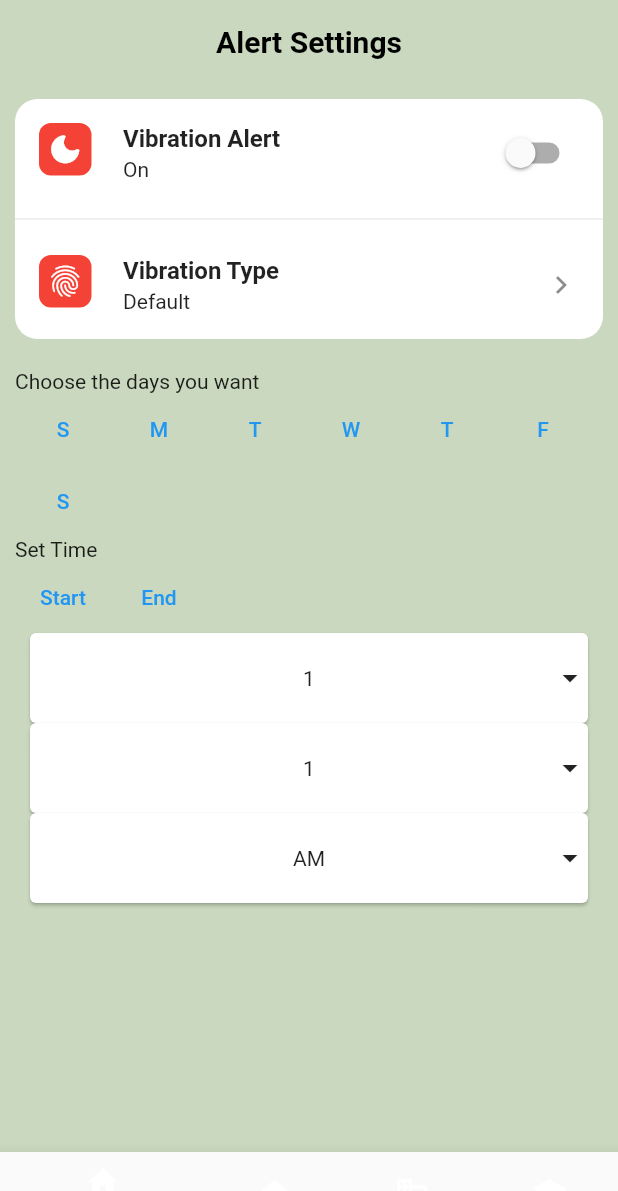
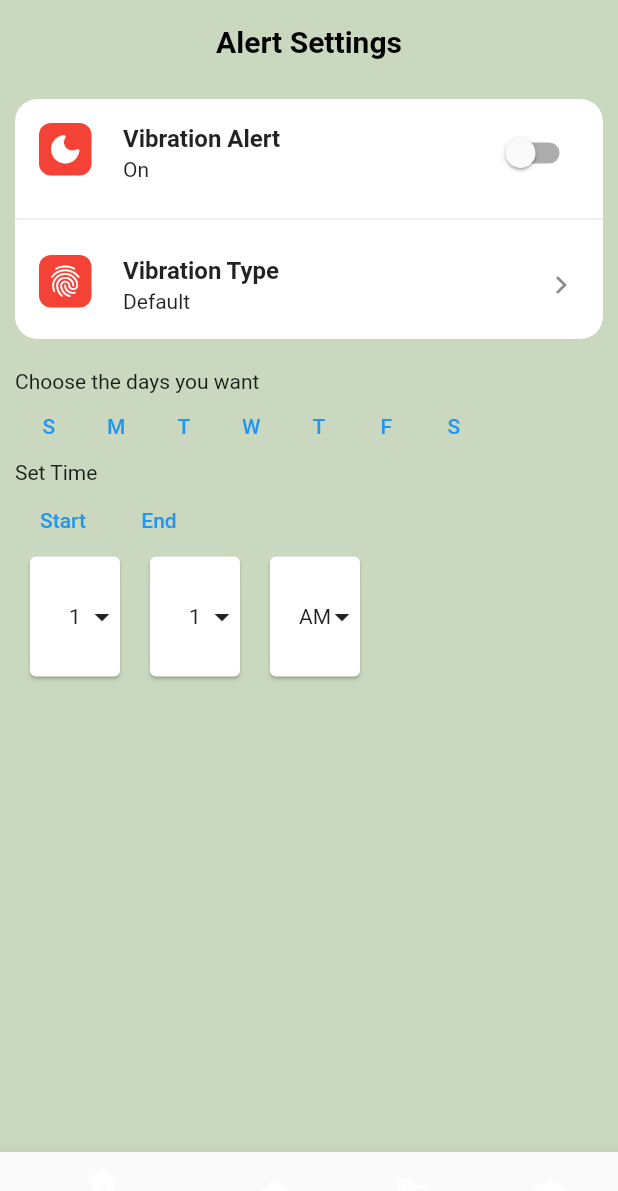
Before and after one commit to aishu1822/PostURight, a Flutter app: the screen it shows after launch, on a phone screen of 412 x 824 dp. Shown: the top 1191 px of the screen. Run offline on Flutter 3.47's test engine with Material 2 defaults, Android fonts, the phone set to English and light mode, and no system bars; drawn by our look-alikes of babstrap_settings_screen; missing offline and left inert: direct_select.

Commit message:
remove dead code, align day buttons and time selects

```diff
--- a/posturight/lib/main.dart
+++ b/posturight/lib/main.dart
@@ -1,118 +1,3 @@
-// import 'package:flutter/material.dart';
-
-// void main() {
-//   runApp(const MyApp());
-// }
-
-// class MyApp extends StatelessWidget {
-//   const MyApp({super.key});
-
-//   // This widget is the root of your application.
-//   @override
-//   Widget build(BuildContext context) {
-//     return MaterialApp(
-//       title: 'Flutter Demo',
-//       theme: ThemeData(
-//         // This is the theme of your application.
-//         //
-//         // Try running your application with "flutter run". You'll see the
-//         // application has a blue toolbar. Then, without quitting the app, try
-//         // changing the primarySwatch below to Colors.green and then invoke
-//         // "hot reload" (press "r" in the console where you ran "flutter run",
-//         // or simply save your changes to "hot reload" in a Flutter IDE).
-//         // Notice that the counter didn't reset back to zero; the application
-//         // is not restarted.
-//         primarySwatch: Colors.blue,
-//       ),
-//       home: const MyHomePage(title: 'Flutter Demo Home Page'),
-//     );
-//   }
-// }
-
-// class MyHomePage extends StatefulWidget {
-//   const MyHomePage({super.key, required this.title});
-
-//   // This widget is the home page of your application. It is stateful, meaning
-//   // that it has a State object (defined below) that contains fields that affect
-//   // how it looks.
-
-//   // This class is the configuration for the state. It holds the values (in this
-//   // case the title) provided by the parent (in this case the App widget) and
-//   // used by the build method of the State. Fields in a Widget subclass are
-//   // always marked "final".
-
-//   final String title;
-
-//   @override
-//   State<MyHomePage> createState() => _MyHomePageState();
-// }
-
-// class _MyHomePageState extends State<MyHomePage> {
-//   int _counter = 0;
-
-//   void _incrementCounter() {
-//     setState(() {
-//       // This call to setState tells the Flutter framework that something has
-//       // changed in this State, which causes it to rerun the build method below
-//       // so that the display can reflect the updated values. If we changed
-//       // _counter without calling setState(), then the build method would not be
-//       // called again, and so nothing would appear to happen.
-//       _counter++;
-//     });
-//   }
-
-//   @override
-//   Widget build(BuildContext context) {
-//     // This method is rerun every time setState is called, for instance as done
-//     // by the _incrementCounter method above.
-//     //
-//     // The Flutter framework has been optimized to make rerunning build methods
-//     // fast, so that you can just rebuild anything that needs updating rather
-//     // than having to individually change instances of widgets.
-//     return Scaffold(
-//       appBar: AppBar(
-//         // Here we take the value from the MyHomePage object that was created by
-//         // the App.build method, and use it to set our appbar title.
-//         title: Text(widget.title),
-//       ),
-//       body: Center(
-//         // Center is a layout widget. It takes a single child and positions it
-//         // in the middle of the parent.
-//         child: Column(
-//           // Column is also a layout widget. It takes a list of children and
-//           // arranges them vertically. By default, it sizes itself to fit its
-//           // children horizontally, and tries to be as tall as its parent.
-//           //
-//           // Invoke "debug painting" (press "p" in the console, choose the
-//           // "Toggle Debug Paint" action from the Flutter Inspector in Android
-//           // Studio, or the "Toggle Debug Paint" command in Visual Studio Code)
-//           // to see the wireframe for each widget.
-//           //
-//           // Column has various properties to control how it sizes itself and
-//           // how it positions its children. Here we use mainAxisAlignment to
-//           // center the children vertically; the main axis here is the vertical
-//           // axis because Columns are vertical (the cross axis would be
-//           // horizontal).
-//           mainAxisAlignment: MainAxisAlignment.center,
-//           children: <Widget>[
-//             const Text(
-//               'You have pushed the button this many times:',
-//             ),
-//             Text(
-//               '$_counter',
-//               style: Theme.of(context).textTheme.headlineMedium,
-//             ),
-//           ],
-//         ),
-//       ),
-//       floatingActionButton: FloatingActionButton(
-//         onPressed: _incrementCounter,
-//         tooltip: 'Increment',
-//         child: const Icon(Icons.add),
-//       ), // This trailing comma makes auto-formatting nicer for build methods.
-//     );
-//   }
-// }
 import 'package:flutter/cupertino.dart';
 import 'package:flutter/material.dart';
 import 'package:babstrap_settings_screen/babstrap_settings_screen.dart';
@@ -120,7 +5,7 @@ import 'package:direct_select/direct_select.dart';
 
 
 void main() {
-  runApp(MyApp());
+  runApp(const MyApp());
 }
 
 //You can use any Widget
@@ -136,15 +21,15 @@ class MySelectionItem extends StatelessWidget {
       height: 60.0,
       child: isForList
           ? Padding(
+              padding: const EdgeInsets.all(10.0),
               child: _buildItem(context),
-              padding: EdgeInsets.all(10.0),
             )
           : Card(
-              margin: EdgeInsets.symmetric(horizontal: 10.0),
+              margin: const EdgeInsets.symmetric(horizontal: 10.0),
               child: Stack(
                 children: <Widget>[
                   _buildItem(context),
-                  Align(
+                  const Align(
                     alignment: Alignment.centerRight,
                     child: Icon(Icons.arrow_drop_down),
                   )
@@ -175,6 +60,7 @@ class MyApp extends StatefulWidget {
 
 class _MyAppState extends State<MyApp> {
   bool _vibrationOn = false;
+  final double buttonDayHeightWidth = 45;
   final hours = [
     "1",
     "2",
@@ -230,7 +116,7 @@ class _MyAppState extends State<MyApp> {
   Widget build(BuildContext context) {
     return MaterialApp(
       home: Scaffold(
-        backgroundColor: Color.fromARGB(255, 198, 214, 186).withOpacity(.94),
+        backgroundColor: const Color.fromARGB(255, 198, 214, 186).withOpacity(.94),
         appBar: AppBar(
           title: const Text(
             "Alert Settings",
@@ -277,55 +163,91 @@ class _MyAppState extends State<MyApp> {
                 ],
               ),
               const Text("Choose the days you want"),
-              Wrap(children: [
-                TextButton(
+              Wrap(
+                children: [
+                SizedBox(
+                  height: buttonDayHeightWidth,
+                  width: buttonDayHeightWidth,
+                  child: TextButton(
                           style: ButtonStyle(
                             foregroundColor: MaterialStateProperty.all<Color>(Colors.blue),
                           ),
                           onPressed: () { },
                           child: const Text('S'),
                         ),
-                TextButton(
+
+                ),
+                SizedBox(
+                  height: buttonDayHeightWidth,
+                  width: buttonDayHeightWidth,
+                  child: TextButton(
                           style: ButtonStyle(
                             foregroundColor: MaterialStateProperty.all<Color>(Colors.blue),
                           ),
                           onPressed: () { },
                           child: const Text('M'),
                         ),
-                TextButton(
+
+                ),
+                SizedBox(
+                  height: buttonDayHeightWidth,
+                  width: buttonDayHeightWidth,
+                  child: TextButton(
                           style: ButtonStyle(
                             foregroundColor: MaterialStateProperty.all<Color>(Colors.blue),
                           ),
                           onPressed: () { },
                           child: const Text('T'),
                         ),
-                TextButton(
+
+                ),
+                SizedBox(
+                  height: buttonDayHeightWidth,
+                  width: buttonDayHeightWidth,
+                  child: TextButton(
                           style: ButtonStyle(
                             foregroundColor: MaterialStateProperty.all<Color>(Colors.blue),
                           ),
                           onPressed: () { },
                           child: const Text('W'),
                         ),
-                TextButton(
+
+                ),
+                SizedBox(
+                  height: buttonDayHeightWidth,
+                  width: buttonDayHeightWidth,
+                  child: TextButton(
                           style: ButtonStyle(
                             foregroundColor: MaterialStateProperty.all<Color>(Colors.blue),
                           ),
                           onPressed: () { },
                           child: const Text('T'),
                         ),
-                TextButton(
+
+                ),
+                SizedBox(
+                  height: buttonDayHeightWidth,
+                  width: buttonDayHeightWidth,
+                  child: TextButton(
                           style: ButtonStyle(
                             foregroundColor: MaterialStateProperty.all<Color>(Colors.blue),
                           ),
                           onPressed: () { },
                           child: const Text('F'),
                         ),
-                TextButton(
+
+                ),
+                SizedBox(
+                  height: buttonDayHeightWidth,
+                  width: buttonDayHeightWidth,
+                  child: TextButton(
                           style: ButtonStyle(
                             foregroundColor: MaterialStateProperty.all<Color>(Colors.blue),
                           ),
                           onPressed: () { },
                           child: const Text('S'),
+                        ),
+
                 ),
               ]),
 
@@ -347,97 +269,67 @@ class _MyAppState extends State<MyApp> {
                 ),
               ]),
               Wrap(children: [
+                SizedBox(
+                  height: 80,
+                  width: 80,
+                  child:
                   DirectSelect(
                     itemExtent: 35.0,
                     selectedIndex: selectedIndexHours!,
-                    child: MySelectionItem(
-                      isForList: false,
-                      title: hours[selectedIndexHours!],
-                    ),
                     onSelectedItemChanged: (index) {
                       setState(() {
                         selectedIndexHours = index;
                       });
                     },
                     mode: DirectSelectMode.tap,
-                    items: _buildItemsHours()
+                    items: _buildItemsHours(),
+                    child: MySelectionItem(
+                      isForList: false,
+                      title: hours[selectedIndexHours!],
+                    )
                   ),
+                ),
+                SizedBox(
+                  height: 80,
+                  width: 80,
+                  child:
                     DirectSelect(
                           itemExtent: 35.0,
                           selectedIndex: selectedIndexMinutes!,
-                    child: MySelectionItem(
-                      isForList: false,
-                      title: minutes[selectedIndexMinutes!],
-                    ),
                           onSelectedItemChanged: (index) {
                             setState(() {
                               selectedIndexMinutes = index;
                             });
                           },
                           mode: DirectSelectMode.tap,
-                    items: _buildItemsMinutes()
+                          items: _buildItemsMinutes(),
+                          child: MySelectionItem(
+                            isForList: false,
+                            title: minutes[selectedIndexMinutes!],
+                          )
                     ),
+                ),
+                SizedBox(
+                  height: 80,
+                  width: 80,
+                  child:
                     DirectSelect(
                           itemExtent: 35.0,
                           selectedIndex: selectedIndexAMPM!,
-                    child: MySelectionItem(
-                      isForList: false,
-                      title: ampm[selectedIndexAMPM!],
-                    ),
                           onSelectedItemChanged: (index) {
                             setState(() {
                               selectedIndexAMPM = index;
                             });
                           },
                           mode: DirectSelectMode.tap,
-                    items: _buildItemsAMPM()
+                          items: _buildItemsAMPM(),
+                          child: MySelectionItem(
+                            isForList: false,
+                            title: ampm[selectedIndexAMPM!],
+                          )
+                    ),
                 ),
               ]),
-              // DirectSelect(
-              //       itemExtent: 35.0,
-              //       selectedIndex: selectedIndexHours!,
-              //       child: MySelectionItem(
-              //         isForList: false,
-              //         title: hours[selectedIndexHours!],
-              //       ),
-              //       onSelectedItemChanged: (index) {
-              //         setState(() {
-              //           selectedIndexHours = index;
-              //         });
-              //       },
-              //       mode: DirectSelectMode.tap,
-              //       items: _buildItemsHours()
-              // ),
-              // DirectSelect(
-              //       itemExtent: 35.0,
-              //       selectedIndex: selectedIndexMinutes!,
-              //       child: MySelectionItem(
-              //         isForList: false,
-              //         title: minutes[selectedIndexMinutes!],
-              //       ),
-              //       onSelectedItemChanged: (index) {
-              //         setState(() {
-              //           selectedIndexMinutes = index;
-              //         });
-              //       },
-              //       mode: DirectSelectMode.tap,
-              //       items: _buildItemsMinutes()
-              // ),
-              // DirectSelect(
-              //       itemExtent: 35.0,
-              //       selectedIndex: selectedIndexAMPM!,
-              //       child: MySelectionItem(
-              //         isForList: false,
-              //         title: ampm[selectedIndexAMPM!],
-              //       ),
-              //       onSelectedItemChanged: (index) {
-              //         setState(() {
-              //           selectedIndexAMPM = index;
-              //         });
-              //       },
-              //       mode: DirectSelectMode.tap,
-              //       items: _buildItemsAMPM()
-              // ),
             ],
           ),
         ),
```
Lines whose indentation alone changed are shown as unchanged.
